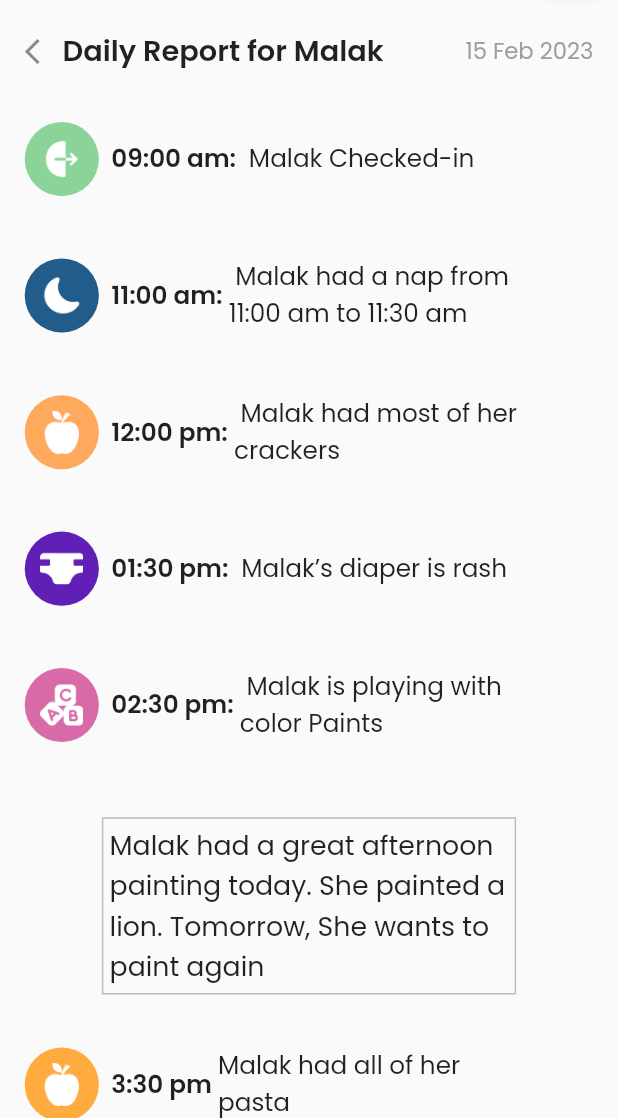
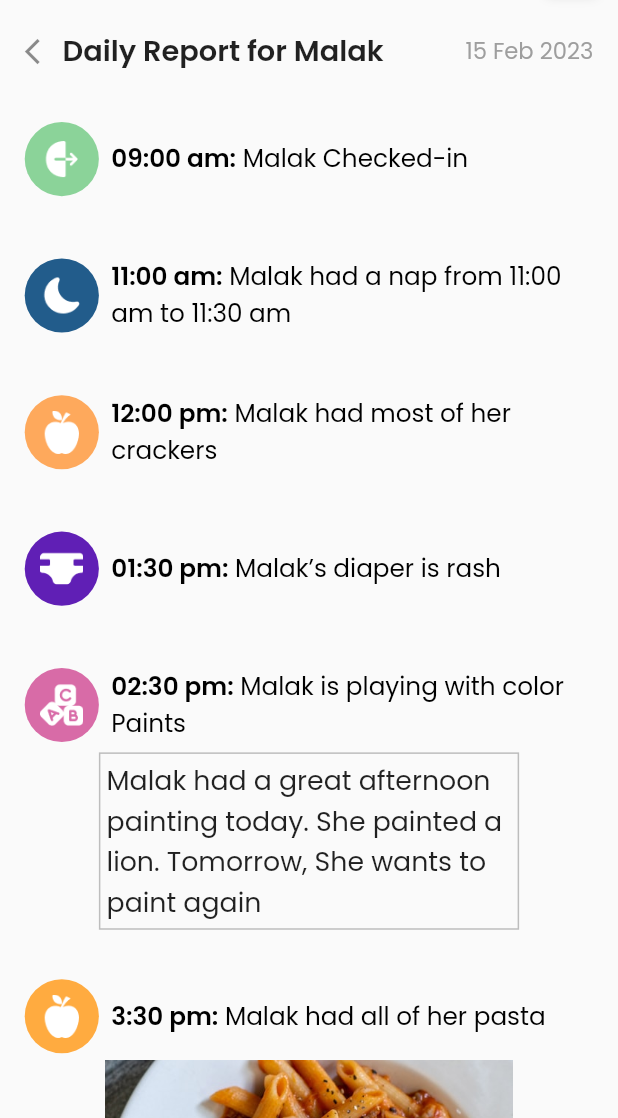
Before and after one commit to MalekYasser26/Nursery, a Flutter app: the DailyReportScreen screen opened directly, on a phone screen of 412 x 824 dp, the part 118-1236 px from its top. Run offline on Flutter 3.47's test engine with Material 2 defaults, Android fonts, the light colour scheme and no system bars; our stand-ins replace bloc, dotted_border, flutter_bloc, flutter_svg, google_fonts, google_nav_bar and 2 more.

Commit message:
Fixed text Alignment bug

```diff
--- a/lib/features/onboarding_screen/presentation/views/activities_View/activities_components/nap_view.dart
+++ b/lib/features/onboarding_screen/presentation/views/activities_View/activities_components/nap_view.dart
@@ -1,6 +1,7 @@
 import 'package:flutter/material.dart';
 import 'package:google_fonts/google_fonts.dart';
 import 'package:nursery/core/utils/assets.dart';
+import 'package:nursery/views/Widgets/ActivityItem.dart';
 import 'package:sizer/sizer.dart';
 
 import '../../../../../../constants/constants.dart';
@@ -85,7 +86,6 @@ class _NapViewState extends State<NapView> {
                 ),
                 child: DropdownButtonHideUnderline(
                   child: DropdownButton(
-                    icon: Icon(Icons.keyboard_arrow_down),
                     isExpanded: true,
                     alignment: Alignment.center,
                     value: dropdownValue2,
@@ -114,11 +114,13 @@ class _NapViewState extends State<NapView> {
                 width: double.infinity,
                 child: ListView.separated(
                   physics: NeverScrollableScrollPhysics(),
-                    itemBuilder: (context, index) => DailyReportItem(action:napTXT[index] ,time:napTime[index] ,
-                      color:AppColors.blueCol ,img:AssetsData.reportImg2 ,),
+                    itemBuilder: (context, index) => ActItem(action:napTXT[index] ,time:napTime[index] ,
+                      color:AppColors.blueCol ,img:AssetsData.reportImg2 , ),
                     separatorBuilder:(context, index) =>  SizedBox(height: 1.h,),
                     itemCount: napTXT.length),
               ),
+
+
 
 
 
--- /dev/null
+++ b/lib/views/Widgets/ActivityItem.dart
@@ -0,0 +1,56 @@
+import 'package:flutter/material.dart';
+import 'package:google_fonts/google_fonts.dart';
+import 'package:sizer/sizer.dart';
+
+class ActItem extends StatelessWidget {
+  ActItem({Key? key,required this.img,required this.color,required this.time,required this.action}) : super(key: key);
+  String img,time,action ;
+  Color color ;
+  @override
+  Widget build(BuildContext context) {
+    return Row(
+      children: [
+        Column(
+          children: [
+            SizedBox(height: 4.h,),
+            Row(
+              children: [
+                CircleAvatar(
+                    radius: 3.h,
+                    backgroundColor:color ,
+                    child: Image.asset(img,height: 7.w,)
+                ),
+                SizedBox(width: 2.w,),
+                SizedBox(height: 1.h,),
+                Row(
+                  mainAxisAlignment: MainAxisAlignment.start,
+                  children: [
+                    SizedBox(
+                      width: 75.w,
+                      child: RichText(
+                        text: TextSpan(
+                          children: [
+                            TextSpan(
+                              text: time,
+                                style: GoogleFonts.poppins(fontSize: 12.sp,fontWeight: FontWeight.w600,color: Colors.black),
+                            ),
+                            TextSpan(
+                              text: action,
+                              style:GoogleFonts.poppins(fontSize: 12.sp,fontWeight: FontWeight.w400,color: Colors.black)
+                            ),
+                          ],
+                        ),
+                      ),
+                    ),
+                  ],
+                ),
+                SizedBox(height: 1.h,)
+              ],
+            ),
+
+          ],
+        )
+      ],
+    );
+  }
+}
--- a/lib/views/screens/DailyReportScreen/DailyReportItem.dart
+++ /dev/null
@@ -1,45 +0,0 @@
-import 'package:flutter/material.dart';
-import 'package:google_fonts/google_fonts.dart';
-import 'package:sizer/sizer.dart';
-
-class DailyReportItem extends StatelessWidget {
-   DailyReportItem({Key? key,required this.img,required this.color,required this.time,required this.action}) : super(key: key);
-  String img,time,action ;
-  Color color ;
-  @override
-  Widget build(BuildContext context) {
-    return Row(
-      children: [
-        Column(
-          children: [
-            SizedBox(height: 4.h,),
-            Row(
-              children: [
-                CircleAvatar(
-                  radius: 3.h,
-                  backgroundColor:color ,
-                  child: Image.asset(img,height: 7.w,)
-                ),
-                SizedBox(width: 2.w,),
-                SizedBox(height: 1.h,),
-                Row(
-                  children: [
-                    Text(time,textAlign: TextAlign.start,style: GoogleFonts.poppins(fontSize: 12.sp,fontWeight: FontWeight.w600),softWrap: true),
-                    Padding(
-                      padding: EdgeInsets.only(left: 1.0.w),
-                      child: SizedBox(
-                        width: 50.w,
-                          child: Text(action,textAlign: TextAlign.start,style: GoogleFonts.poppins(fontSize: 12.sp,fontWeight: FontWeight.w400),softWrap: true)),
-                    ),
-                  ],
-                ),
-                SizedBox(height: 1.h,)
-              ],
-            ),
-
-          ],
-        )
-      ],
-    );
-  }
-}
--- a/lib/views/screens/DailyReportScreen/dailyreport.dart
+++ b/lib/views/screens/DailyReportScreen/dailyreport.dart
@@ -2,6 +2,7 @@ import 'package:flutter/material.dart';
 import 'package:google_fonts/google_fonts.dart';
 import 'package:nursery/constants/constants.dart';
 import 'package:nursery/core/utils/assets.dart';
+import 'package:nursery/views/Widgets/ActivityItem.dart';
 import 'package:nursery/views/Widgets/BasicButtonRevColors.dart';
 import 'package:nursery/views/screens/BottomNavBarScreen.dart';
 import 'package:nursery/views/screens/DailyReportScreen/DailyReportItem.dart';
@@ -74,10 +75,10 @@ class DailyReportScreen extends StatelessWidget {
                   ],
                 ),
                 SizedBox(
-                  height: 60.h,
+                  height: 55.h,
                   width: double.infinity,
                   child: ListView.separated(
-                      itemBuilder: (context, index) => DailyReportItem(action:ReportTXT[index] ,time:ReportTime[index] ,
+                      itemBuilder: (context, index) =>ActItem(action:ReportTXT[index] ,time:ReportTime[index] ,
                         color:ReportColors[index] ,img:ReportIcons[index] ,),
                       separatorBuilder:(context, index) =>  SizedBox(height: 1.h,),
                       itemCount: ReportTXT.length),
@@ -85,7 +86,6 @@ class DailyReportScreen extends StatelessWidget {
                 Padding(
                   padding:  EdgeInsets.symmetric(horizontal: 12.0.w),
                   child: Container(
-                    margin: EdgeInsets.all(2),
                     decoration: BoxDecoration(
                         border: Border.all(color :Colors.grey.shade400),
                     ),
@@ -99,11 +99,10 @@ class DailyReportScreen extends StatelessWidget {
                     ),
                   ),
                 ),
-                DailyReportItem(img: AssetsData.reportImg3, color: Colors.orangeAccent, time: "3:30 pm", action: "Malak had all of her pasta"),
+                ActItem(img: AssetsData.reportImg3, color: Colors.orangeAccent, time: "3:30 pm:", action: " Malak had all of her pasta"),
                 Padding(
                   padding:  EdgeInsets.symmetric(horizontal: 12.0.w),
                   child: Container(
-                    margin: EdgeInsets.all(2),
                     child: Padding(
                       padding:  EdgeInsets.all(1.w),
                       child:Image.asset("assets/images/pasta.png")
```
